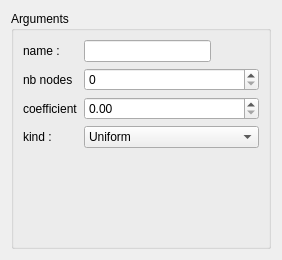
Old version of the form src/HEXABLOCKGUI/Law_QTD.ui in the repository SalomePlatform/hexablock.
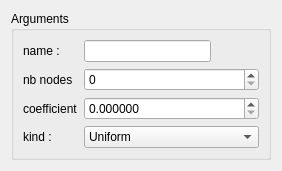
New version of the form.

```diff
--- a/src/HEXABLOCKGUI/Law_QTD.ui
+++ b/src/HEXABLOCKGUI/Law_QTD.ui
@@ -7,15 +7,33 @@
     <x>0</x>
     <y>0</y>
     <width>282</width>
-    <height>260</height>
+    <height>168</height>
    </rect>
   </property>
+  <property name="sizePolicy">
+   <sizepolicy hsizetype="Preferred" vsizetype="Fixed">
+    <horstretch>0</horstretch>
+    <verstretch>0</verstretch>
+   </sizepolicy>
+  </property>
+  <property name="minimumSize">
+   <size>
+    <width>5</width>
+    <height>0</height>
+   </size>
+  </property>
   <property name="windowTitle">
    <string>Law</string>
   </property>
   <layout class="QVBoxLayout" name="verticalLayout">
    <item>
     <widget class="QGroupBox" name="groupBox">
+     <property name="minimumSize">
+      <size>
+       <width>5</width>
+       <height>0</height>
+      </size>
+     </property>
      <property name="title">
       <string>Arguments</string>
      </property>
@@ -55,7 +73,14 @@
        </widget>
       </item>
       <item row="2" column="1">
-       <widget class="QDoubleSpinBox" name="coeff_spb"/>
+       <widget class="QDoubleSpinBox" name="coeff_spb">
+        <property name="decimals">
+         <number>6</number>
+        </property>
+        <property name="maximum">
+         <double>1000000000.000000000000000</double>
+        </property>
+       </widget>
       </item>
       <item row="3" column="0">
        <widget class="QLabel" name="label_2">
```
Left out of the diff: 6 changed lines with no effect on the pictures.
